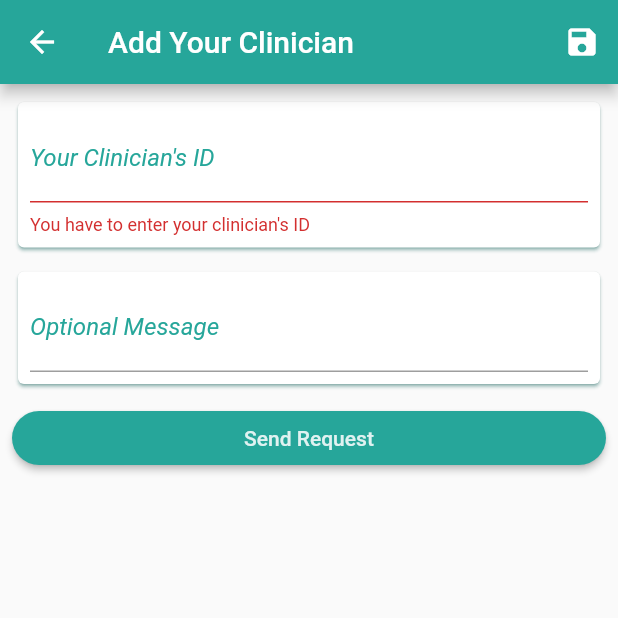
After one commit to anastasiamela/Eating_Disorder_App, a Flutter app: the AddClinicianScreen screen opened by its route, after a tap on "Send Request", on a phone screen of 412 x 824 dp, the top half of it. The commit adds this screen. Run offline on Flutter 3.47's test engine with Material 2 defaults, Android fonts, the phone set to English and light mode, and no system bars; our stand-ins replace cloud_firestore, firebase_auth, firebase_core, table_calendar, toggle_switch; missing offline and left inert: emojis, sticky_grouped_list; accounts and stored records are empty.

Commit message:
patients side: added send request to clinician

```diff
--- /dev/null
+++ b/lib/screens/users/connect_with_clinician.dart/add_clinician_screen.dart
@@ -0,0 +1,131 @@
+import 'package:flutter/material.dart';
+import 'package:provider/provider.dart';
+
+import '../../../providers/auth.dart';
+import '../../../providers/requests.dart';
+
+class AddClinicianScreen extends StatefulWidget {
+  static const routename = '/add-clinician';
+  @override
+  _AddClinicianScreenState createState() => _AddClinicianScreenState();
+}
+
+class _AddClinicianScreenState extends State<AddClinicianScreen> {
+  final _form = GlobalKey<FormState>();
+  String _clinicianIdInput;
+  String _messageInput;
+  void _saveForm() {
+    final isValid = _form.currentState.validate();
+    if (!isValid) {
+      return;
+    }
+    _form.currentState.save();
+    final patientId = Provider.of<Auth>(context, listen: false).userId;
+    final patientName = Provider.of<Auth>(context, listen: false).userName;
+    final patientEmail = Provider.of<Auth>(context, listen: false).userEmail;
+    final patientPhoto = Provider.of<Auth>(context, listen: false).userPhoto;
+    final date = DateTime.now();
+
+    Request newRequest = Request(
+      clinicianId: _clinicianIdInput,
+      patientId: patientId,
+      patientName: patientName,
+      patientEmail: patientEmail,
+      patientPhoto: patientPhoto,
+      messageFromPatient: _messageInput,
+      date: date,
+    );
+
+    Provider.of<Requests>(context, listen: false).sendRequestToClinician(newRequest);
+    Navigator.of(context).pop();
+  }
+
+  var _isInit = true;
+  @override
+  void didChangeDependencies() {
+    if (_isInit) {
+      _clinicianIdInput = '';
+      _messageInput = '';
+    }
+    super.didChangeDependencies();
+  }
+
+  @override
+  Widget build(BuildContext context) {
+    return Scaffold(
+        appBar: AppBar(
+          title: Text('Add Your Clinician'),
+          actions: <Widget>[
+            IconButton(
+              icon: Icon(
+                Icons.save,
+                color: Colors.white,
+              ),
+              onPressed: _saveForm,
+            ),
+          ],
+        ),
+        body: Padding(
+          padding: const EdgeInsets.all(8.0),
+          child: Form(
+            key: _form,
+            child: ListView(
+              children: [
+                Card(
+                  shadowColor: Theme.of(context).primaryColor,
+                  child: Padding(
+                    padding: const EdgeInsets.all(8.0),
+                    child: TextFormField(
+                      decoration: InputDecoration(
+                        labelText: 'Your Clinician\'s ID',
+                        labelStyle: TextStyle(
+                          fontStyle: FontStyle.italic,
+                          color: Theme.of(context).primaryColor,
+                        ),
+                      ),
+                      validator: (value) {
+                        if (value.isEmpty) {
+                          return 'You have to enter your clinician\'s ID';
+                        }
+                        return null;
+                      },
+                      onSaved: (value) => _clinicianIdInput = value,
+                    ),
+                  ),
+                ),
+                SizedBox(
+                  height: 8,
+                ),
+                Card(
+                  shadowColor: Theme.of(context).primaryColor,
+                  child: Padding(
+                    padding: const EdgeInsets.all(8.0),
+                    child: TextFormField(
+                      keyboardType: TextInputType.multiline,
+                      decoration: InputDecoration(
+                        labelText: 'Optional Message',
+                        labelStyle: TextStyle(
+                          fontStyle: FontStyle.italic,
+                          color: Theme.of(context).primaryColor,
+                        ),
+                      ),
+                      onSaved: (value) => _messageInput = value,
+                    ),
+                  ),
+                ),
+                SizedBox(height: 8),
+                RaisedButton(
+                  onPressed: _saveForm,
+                  child: Text('Send Request'),
+                  color: Theme.of(context).primaryColor,
+                  textColor: Colors.teal[50],
+                  shape: RoundedRectangleBorder(
+                    borderRadius: BorderRadius.circular(30),
+                  ),
+                ),
+              ],
+            ),
+          ),
+        ));
+  }
+}
```
Also changed, not shown: lib/main.dart (+9 -3 lines), lib/providers/requests.dart (+21 -7 lines), lib/screens/users/connect_with_clinician.dart/connect_with_clinician_screen.dart (added, +59 -0 lines), lib/screens/users/first_screen_user.dart (+12 -5 lines), lib/widgets/users/connect_with_clinician.dart/has_sent_request.dart (added, +50 -0 lines), lib/widgets/users/connect_with_clinician.dart/no_connection_or_request.dart (added, +36 -0 lines).
